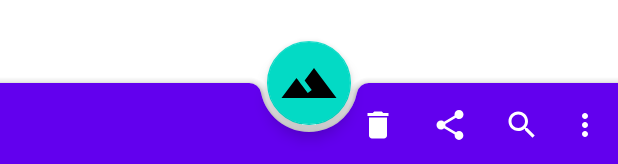
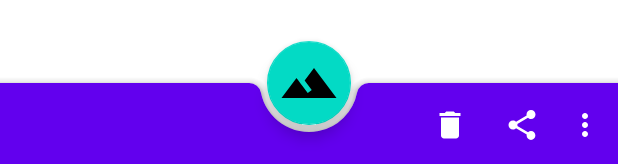
Before and after one commit to matmazurk/Tracker, an Android app: the layout activity_tracker.xml on its own in the app's theme, with its tools: preview values and no code run, on a phone screen of 412 x 824 dp. Shown: the part 1069-1233 px from the top of the screen. Run offline under Robolectric (Android 15) with nearby library versions, the phone set to English and light mode, and no system bars.

Commit message:
[code][UI] removed search option from menu

```diff
--- a/app/src/main/java/com/mat/tracker/TrackerActivity.kt
+++ b/app/src/main/java/com/mat/tracker/TrackerActivity.kt
@@ -237,10 +237,6 @@ class TrackerActivity : AppCompatActivity(), RemainingPointsDialog.Callbacks {
                     permissionHandler.checkBackgroundLocationAndRun {}
                     true
                 }
-                R.id.search -> {
-
-                    true
-                }
                 R.id.options -> {
 
                     true
--- a/app/src/main/res/menu/bottom_app_bar.xml
+++ b/app/src/main/res/menu/bottom_app_bar.xml
@@ -16,20 +16,13 @@
         android:icon="@drawable/ic_baseline_delete_24"
         android:title="@string/delete_file"
         android:contentDescription="@string/delete_selected_files"
-        app:showAsAction="always" />
+        app:showAsAction="ifRoom" />
 
     <item
         android:id="@+id/share"
         android:icon="@drawable/ic_share_24"
         android:title="@string/share"
         android:contentDescription="@string/content_description_share"
-        app:showAsAction="always" />
-
-    <item
-        android:id="@+id/search"
-        android:icon="@drawable/ic_search_24"
-        android:title="@string/search"
-        android:contentDescription="@string/content_description_search"
-        app:showAsAction="always" />
+        app:showAsAction="ifRoom" />
 
 </menu>
```
